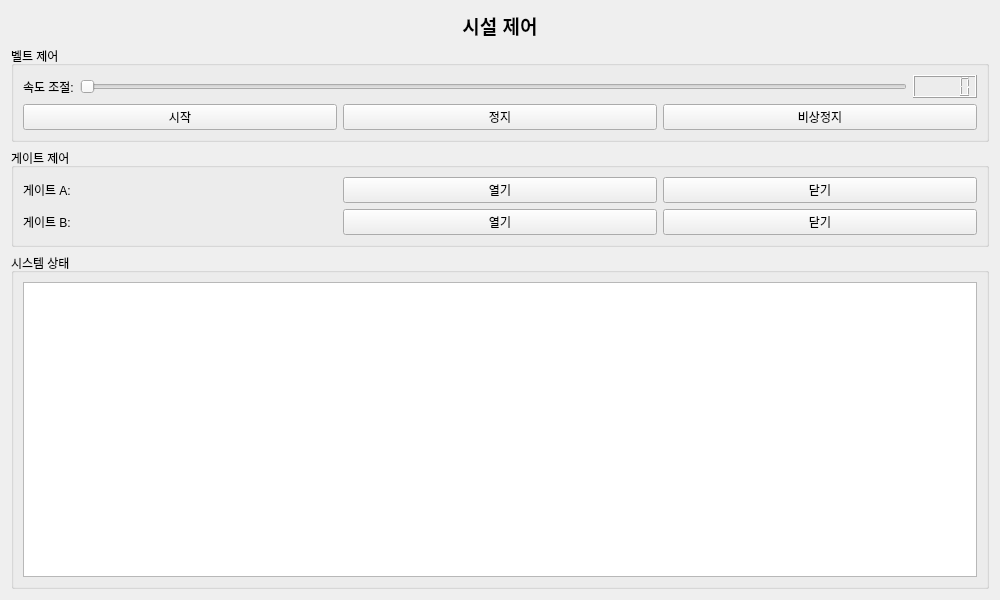
Old version of the form gui/ui/tab_facility.ui in the repository leesh0806/AGV-Integrated-Control-System.
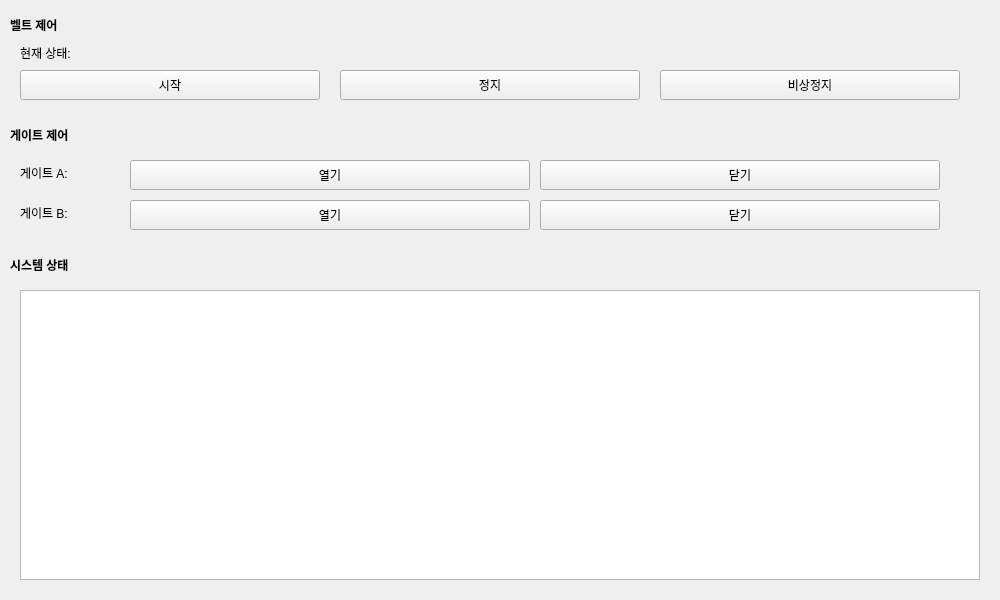
New version of the form.

```diff
--- a/gui/ui/tab_facility.ui
+++ b/gui/ui/tab_facility.ui
@@ -13,150 +13,218 @@
   <property name="windowTitle">
    <string>Facility Control</string>
   </property>
-  <layout class="QVBoxLayout" name="verticalLayout">
-   <item>
-    <widget class="QLabel" name="label">
+  
+  <!-- 벨트 제어 섹션 -->
+  <widget class="QLabel" name="label_belt_title">
+   <property name="geometry">
+    <rect>
+     <x>10</x>
+     <y>10</y>
+     <width>980</width>
+     <height>30</height>
+    </rect>
+   </property>
      <property name="font">
       <font>
-       <pointsize>14</pointsize>
        <bold>true</bold>
       </font>
      </property>
      <property name="text">
-      <string>시설 제어</string>
-     </property>
-     <property name="alignment">
-      <set>Qt::AlignCenter</set>
-     </property>
-    </widget>
-   </item>
-   <item>
-    <widget class="QGroupBox" name="groupBox_belt">
-     <property name="title">
       <string>벨트 제어</string>
      </property>
-     <layout class="QVBoxLayout" name="verticalLayout_2">
-      <item>
-       <layout class="QHBoxLayout" name="horizontalLayout">
-        <item>
-         <widget class="QLabel" name="label_belt_speed">
+  </widget>
+  
+  <widget class="QLabel" name="label">
+   <property name="geometry">
+    <rect>
+     <x>20</x>
+     <y>40</y>
+     <width>960</width>
+     <height>25</height>
+    </rect>
+   </property>
           <property name="text">
-           <string>속도 조절:</string>
-          </property>
-         </widget>
-        </item>
-        <item>
-         <widget class="QSlider" name="horizontalSlider_belt">
-          <property name="orientation">
-           <enum>Qt::Horizontal</enum>
-          </property>
-         </widget>
-        </item>
-        <item>
-         <widget class="QLCDNumber" name="lcdNumber_belt"/>
-        </item>
-       </layout>
-      </item>
-      <item>
-       <layout class="QHBoxLayout" name="horizontalLayout_2">
-        <item>
+    <string>현재 상태: </string>
+   </property>
+  </widget>
+  
          <widget class="QPushButton" name="pushButton_belt_start">
+   <property name="geometry">
+    <rect>
+     <x>20</x>
+     <y>70</y>
+     <width>300</width>
+     <height>30</height>
+    </rect>
+   </property>
           <property name="text">
            <string>시작</string>
           </property>
          </widget>
-        </item>
-        <item>
+  
          <widget class="QPushButton" name="pushButton_belt_stop">
+   <property name="geometry">
+    <rect>
+     <x>340</x>
+     <y>70</y>
+     <width>300</width>
+     <height>30</height>
+    </rect>
+   </property>
           <property name="text">
            <string>정지</string>
           </property>
          </widget>
-        </item>
-        <item>
+  
          <widget class="QPushButton" name="pushButton_belt_emergency">
+   <property name="geometry">
+    <rect>
+     <x>660</x>
+     <y>70</y>
+     <width>300</width>
+     <height>30</height>
+    </rect>
+   </property>
           <property name="text">
            <string>비상정지</string>
           </property>
          </widget>
-        </item>
-       </layout>
-      </item>
-     </layout>
-    </widget>
-   </item>
-   <item>
-    <widget class="QGroupBox" name="groupBox_gate">
-     <property name="title">
+  
+  <!-- 게이트 제어 섹션 -->
+  <widget class="QLabel" name="label_gate_title">
+   <property name="geometry">
+    <rect>
+     <x>10</x>
+     <y>120</y>
+     <width>980</width>
+     <height>30</height>
+    </rect>
+   </property>
+   <property name="font">
+    <font>
+     <bold>true</bold>
+    </font>
+   </property>
+   <property name="text">
       <string>게이트 제어</string>
      </property>
-     <layout class="QVBoxLayout" name="verticalLayout_3">
-      <item>
-       <layout class="QHBoxLayout" name="horizontalLayout_3">
-        <item>
+  </widget>
+  
          <widget class="QLabel" name="label_2">
+   <property name="geometry">
+    <rect>
+     <x>20</x>
+     <y>160</y>
+     <width>100</width>
+     <height>25</height>
+    </rect>
+   </property>
           <property name="text">
            <string>게이트 A:</string>
           </property>
          </widget>
-        </item>
-        <item>
+  
          <widget class="QPushButton" name="pushButton_gate_a_open">
+   <property name="geometry">
+    <rect>
+     <x>130</x>
+     <y>160</y>
+     <width>400</width>
+     <height>30</height>
+    </rect>
+   </property>
           <property name="text">
            <string>열기</string>
           </property>
          </widget>
-        </item>
-        <item>
+  
          <widget class="QPushButton" name="pushButton_gate_a_close">
+   <property name="geometry">
+    <rect>
+     <x>540</x>
+     <y>160</y>
+     <width>400</width>
+     <height>30</height>
+    </rect>
+   </property>
           <property name="text">
            <string>닫기</string>
           </property>
          </widget>
-        </item>
-       </layout>
-      </item>
-      <item>
-       <layout class="QHBoxLayout" name="horizontalLayout_4">
-        <item>
+  
          <widget class="QLabel" name="label_3">
+   <property name="geometry">
+    <rect>
+     <x>20</x>
+     <y>200</y>
+     <width>100</width>
+     <height>25</height>
+    </rect>
+   </property>
           <property name="text">
            <string>게이트 B:</string>
           </property>
          </widget>
-        </item>
-        <item>
+  
          <widget class="QPushButton" name="pushButton_gate_b_open">
+   <property name="geometry">
+    <rect>
+     <x>130</x>
+     <y>200</y>
+     <width>400</width>
+     <height>30</height>
+    </rect>
+   </property>
           <property name="text">
            <string>열기</string>
           </property>
          </widget>
-        </item>
-        <item>
+  
          <widget class="QPushButton" name="pushButton_gate_b_close">
+   <property name="geometry">
+    <rect>
+     <x>540</x>
+     <y>200</y>
+     <width>400</width>
+     <height>30</height>
+    </rect>
+   </property>
           <property name="text">
            <string>닫기</string>
           </property>
          </widget>
-        </item>
-       </layout>
-      </item>
-     </layout>
-    </widget>
-   </item>
-   <item>
-    <widget class="QGroupBox" name="groupBox_system">
-     <property name="title">
+  
+  <!-- 시스템 상태 섹션 -->
+  <widget class="QLabel" name="label_system_title">
+   <property name="geometry">
+    <rect>
+     <x>10</x>
+     <y>250</y>
+     <width>980</width>
+     <height>30</height>
+    </rect>
+   </property>
+   <property name="font">
+    <font>
+     <bold>true</bold>
+    </font>
+   </property>
+   <property name="text">
       <string>시스템 상태</string>
      </property>
-     <layout class="QVBoxLayout" name="verticalLayout_4">
-      <item>
-       <widget class="QTextEdit" name="textEdit_system_status"/>
-      </item>
-     </layout>
-    </widget>
-   </item>
-  </layout>
+  </widget>
+  
+  <widget class="QTextEdit" name="textEdit_system_status">
+   <property name="geometry">
+    <rect>
+     <x>20</x>
+     <y>290</y>
+     <width>960</width>
+     <height>290</height>
+    </rect>
+   </property>
+  </widget>
+  
  </widget>
  <resources/>
  <connections/>
```
Left out of the diff: 2 changed lines with no effect on the pictures. Lines whose indentation alone changed are shown as unchanged.
